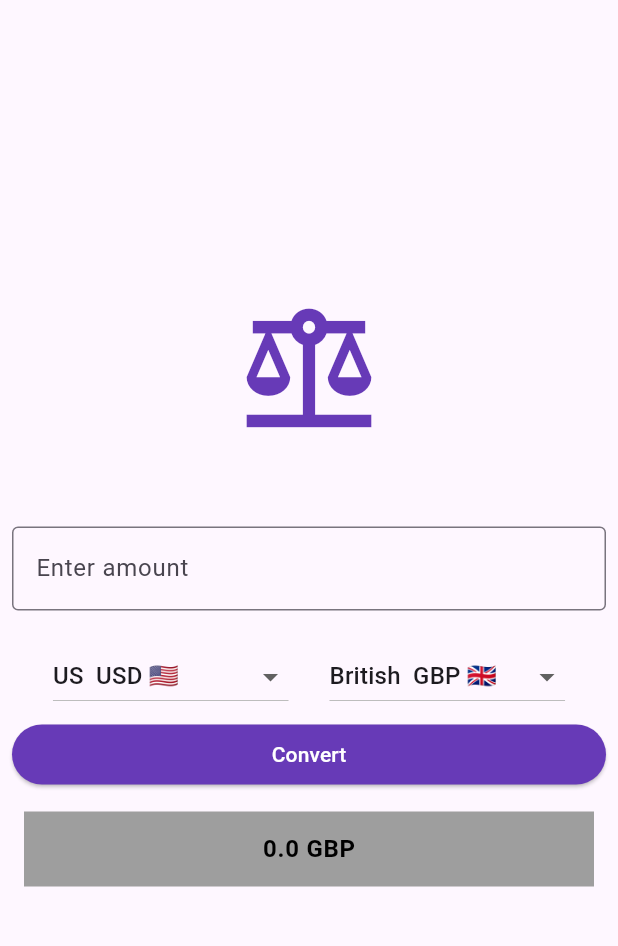
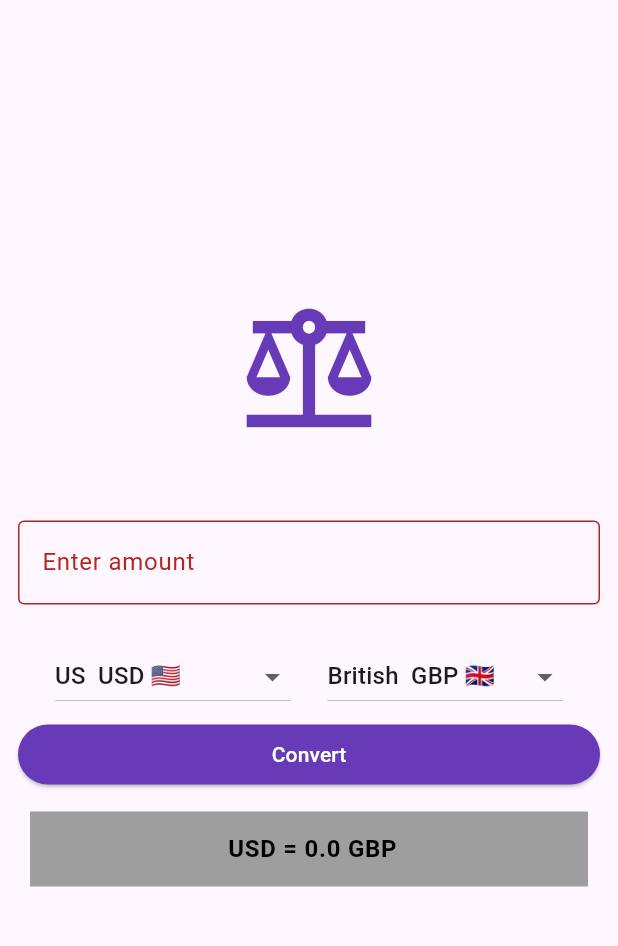
Before and after one commit to GreatGrant/Currency-Converter, a Flutter app: the screen it shows after launch, on a phone screen of 412 x 824 dp, the part 63-1009 px from its top. Run offline on Flutter 3.47's test engine with Material 3 defaults, Android fonts, the phone set to English and light mode, and no system bars.

Commit message:
add erro checker on text field

```diff
--- a/lib/pages/home_page.dart
+++ b/lib/pages/home_page.dart
@@ -19,6 +19,8 @@ class _HomePageState extends State<HomePage> {
 
   late Currency selectedCurrency;
   late Currency targetCurrency;
+  bool _amountValidationError = false;
+
 
   @override
   void initState() {
@@ -33,7 +35,14 @@ class _HomePageState extends State<HomePage> {
     void convertCurrency() {
       setState(() {
         if (_amountController.text.isNotEmpty) {
-          _convertedAmount = Currency.convert(double.parse(_amountController.text), selectedCurrency.code, targetCurrency.code);
+          _convertedAmount = Currency.convert(
+              double.parse(_amountController.text),
+              selectedCurrency.code,
+              targetCurrency.code
+          );
+          _amountValidationError = false;
+        }else{
+          _amountValidationError = true;
         }
       });
     }
@@ -46,7 +55,7 @@ class _HomePageState extends State<HomePage> {
       ),
       body: Center(
         child: Padding(
-          padding: const EdgeInsets.all(8),
+          padding: const EdgeInsets.all(12),
           child: Column(
             mainAxisAlignment: MainAxisAlignment.center,
             crossAxisAlignment: CrossAxisAlignment.center,
@@ -56,21 +65,15 @@ class _HomePageState extends State<HomePage> {
                 size: 100,
                 color: Colors.deepPurple,
               ),
-              Text(
-                "",
-                textAlign: TextAlign.center,
-                style: Theme.of(context)
-                    .textTheme
-                    .displayLarge
-                    ?.copyWith(fontSize: 30),
-              ),
-              const SizedBox(height: 20),
+              const SizedBox(height: 50),
               TextField(
                 controller: _amountController,
                 keyboardType: TextInputType.number,
-                decoration: const InputDecoration(
+                decoration: InputDecoration(
                   labelText: "Enter amount",
-                  border: OutlineInputBorder(
+                  error:
+                  Text(_amountValidationError ? "Please enter a valid amount": ""),
+                  border: const OutlineInputBorder(
                     borderRadius: BorderRadius.all(Radius.circular(4)),
                   ),
                 ),
@@ -78,7 +81,7 @@ class _HomePageState extends State<HomePage> {
                   convertCurrency();
                 },
               ),
-              const SizedBox(height: 20),
+              const SizedBox(height: 4),
               Row(
                 mainAxisAlignment: MainAxisAlignment.spaceEvenly,
                 children: [
@@ -139,7 +142,7 @@ class _HomePageState extends State<HomePage> {
                   color: Colors.grey,
                   child: Center(
                       child: Text(
-                        "$_convertedAmount ${targetCurrency.code.name}",
+                        "${_amountController.text} ${selectedCurrency.code.name} = $_convertedAmount ${targetCurrency.code.name}",
                       style: Theme.of(context).textTheme.bodyLarge?.copyWith(
                         color: Colors.black,
                         fontWeight: FontWeight.bold
```
